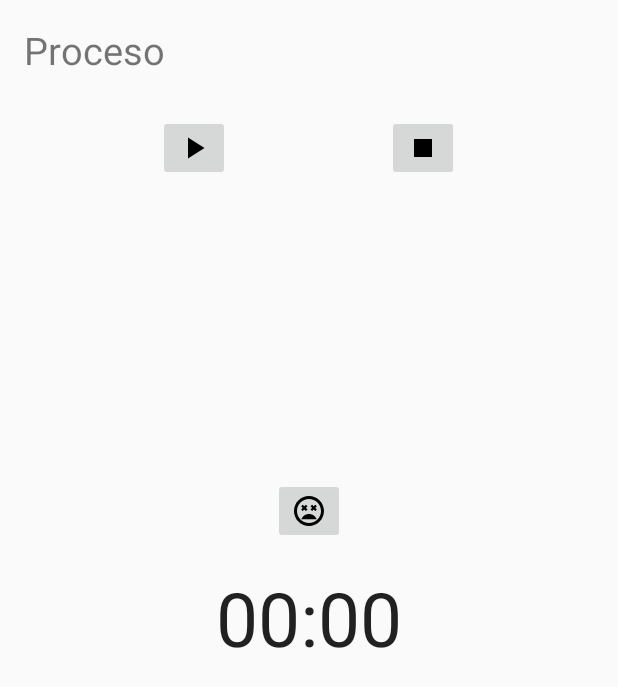
After one commit to CrostiPerez/PR, an Android app: the Cronometro screen opened directly, with no data from a screen before it, on a phone screen of 412 x 824 dp. The commit adds this screen. Shown: the top 687 px of the screen. Run offline under Robolectric (Android 15) with nearby library versions, the phone set to English and light mode, and no system bars; libraries missing offline, so code that uses them is left out: com.google.android.gms.

Commit message:
Se juntaron los proyectos en uno sólo (Cronómetro, QR reader)

```diff
--- /dev/null
+++ b/app/src/main/java/com/example/qwerty/qrcodeejemplo/Cronometro.java
@@ -0,0 +1,164 @@
+package com.example.qwerty.qrcodeejemplo;
+import android.content.Intent;
+import android.os.Build;
+import android.os.Bundle;
+import android.os.SystemClock;
+import android.support.annotation.RequiresApi;
+import android.support.v7.app.AppCompatActivity;
+import android.view.View;
+import android.widget.Chronometer;
+import android.widget.ImageButton;
+import android.widget.TextView;
+import android.widget.Toast;
+
+
+import com.google.android.gms.vision.barcode.Barcode;
+
+import static android.content.pm.ActivityInfo.SCREEN_ORIENTATION_PORTRAIT;
+import static android.graphics.Color.BLACK;
+import static android.graphics.Color.RED;
+import static com.example.qwerty.qrcodeejemplo.R.drawable.ic_pause_black_24dp;
+import static com.example.qwerty.qrcodeejemplo.R.drawable.ic_play_arrow_black_24dp;
+
+
+public class Cronometro extends AppCompatActivity {
+    public static final int REQUEST_COoDE = 100;
+    Chronometer chronometer;
+    TextView finalTime, finalTimeLabel;
+    ImageButton playPause, stop, death;
+    boolean isPlay = false, restart = false, isDeath =false;
+    long cont, contDeath, deathCounter;
+    String result;
+
+    @Override
+    protected void onCreate(Bundle savedInstanceState) {
+        super.onCreate(savedInstanceState);
+        setContentView(R.layout.activity_cronometro);
+
+        chronometer = (Chronometer)findViewById(R.id.Cronometro);
+        playPause = (ImageButton)findViewById(R.id.playPause);
+        stop = (ImageButton)findViewById(R.id.stop);
+        finalTime = (TextView)findViewById(R.id.tiempoFinal);
+        finalTimeLabel = (TextView)findViewById(R.id.tiempoFinalLabel);
+        death = (ImageButton) findViewById(R.id.death);
+
+        playPause.setEnabled(true);
+        stop.setEnabled(false);
+        death.setEnabled(false);
+        finalTime.setAlpha(0.0f);
+        finalTimeLabel.setAlpha(0.0f);
+
+
+        playPause.setOnClickListener(new View.OnClickListener() {
+            @RequiresApi(api = Build.VERSION_CODES.LOLLIPOP)
+            @Override
+            public void onClick(View view) {
+                if(!isDeath) {
+                    if (!isPlay) {
+                        playPause.setImageDrawable(getDrawable(ic_pause_black_24dp));
+                        isPlay = true;
+                        restart = true;
+                        stop.setEnabled(true);
+                        death.setEnabled(true);
+                        finalTime.setAlpha(0.0f);
+                        finalTimeLabel.setAlpha(0.0f);
+                        chronometer.setBase(SystemClock.elapsedRealtime());
+                        chronometer.start();
+                    } else {
+                        if (restart) {
+                            playPause.setImageDrawable(getDrawable(ic_play_arrow_black_24dp));
+                            cont = SystemClock.elapsedRealtime();
+                            chronometer.stop();
+                            restart = false;
+                        } else {
+                            playPause.setImageDrawable(getDrawable(ic_pause_black_24dp));
+                            chronometer.setBase(chronometer.getBase() + SystemClock.elapsedRealtime() - cont);
+                            chronometer.start();
+                            restart = true;
+                        }
+                    }
+                }
+                else{
+                    if (!isPlay) {
+                        playPause.setImageDrawable(getDrawable(ic_pause_black_24dp));
+                        isPlay = true;
+                        restart = true;
+                        stop.setEnabled(true);
+                        death.setEnabled(true);
+                        finalTime.setAlpha(0.0f);
+                        finalTimeLabel.setAlpha(0.0f);
+                        chronometer.setBase(chronometer.getBase() + SystemClock.elapsedRealtime() - contDeath);
+                        chronometer.start();
+                    }
+                    else {
+                        if (restart) {
+                            playPause.setImageDrawable(getDrawable(ic_play_arrow_black_24dp));
+                            cont = SystemClock.elapsedRealtime();
+                            chronometer.stop();
+                            restart = false;
+                        }
+                        else {
+                            playPause.setImageDrawable(getDrawable(ic_pause_black_24dp));
+                            chronometer.setBase(chronometer.getBase() + SystemClock.elapsedRealtime() - cont);
+                            chronometer.start();
+                            restart = true;
+                        }
+                    }
+                }
+            }
+        });
+
+        stop.setOnClickListener(new View.OnClickListener() {
+            @RequiresApi(api = Build.VERSION_CODES.LOLLIPOP)
+            @Override
+            public void onClick(View view) {
+                playPause.setEnabled(true);
+                stop.setEnabled(false);
+                death.setEnabled(false);
+                result = (String) chronometer.getContentDescription();
+                finalTime.setText(result + "\nLa pieza murio " + deathCounter + " veces.");
+                finalTime.setTextColor(BLACK);
+                finalTime.setAlpha(1.0f);
+                finalTimeLabel.setAlpha(1.0f);
+                chronometer.stop();
+                playPause.setImageDrawable(getDrawable(ic_play_arrow_black_24dp));
+                isPlay = false;
+                isDeath = false;
+                deathCounter = 0;
+            }
+        });
+
+        death.setOnClickListener(new View.OnClickListener() {
+            @RequiresApi(api = Build.VERSION_CODES.LOLLIPOP)
+            @Override
+            public void onClick(View view){
+                isDeath = true;
+                death.setEnabled(false);
+                playPause.setEnabled(true);
+                stop.setEnabled(false);
+                playPause.setImageDrawable(getDrawable(ic_play_arrow_black_24dp));
+                chronometer.stop();
+                result = (String) chronometer.getContentDescription();
+                finalTime.setText("La pieza murio al tiempo: \n" + result);
+                finalTime.setTextColor(RED);
+                finalTime.setAlpha(1.0f);
+                isPlay = false;
+                contDeath = SystemClock.elapsedRealtime();
+                deathCounter++;
+            }
+        });
+
+        setRequestedOrientation(SCREEN_ORIENTATION_PORTRAIT);
+    }
+
+    protected void Result(int requestCode, int resultCode, Intent data) {
+
+        if (requestCode == REQUEST_COoDE && resultCode == RESULT_OK) {
+            if (data != null) {
+                final Barcode barcode =data.getParcelableExtra("barcode");
+                Toast qr = Toast.makeText(getApplicationContext(),barcode.displayValue, Toast.LENGTH_SHORT);
+                qr.show();
+            }
+        }
+    }
+}
--- /dev/null
+++ b/app/src/main/res/drawable/ic_play_arrow_black_24dp.xml
@@ -0,0 +1,9 @@
+<vector xmlns:android="http://schemas.android.com/apk/res/android"
+        android:width="24dp"
+        android:height="24dp"
+        android:viewportWidth="24.0"
+        android:viewportHeight="24.0">
+    <path
+        android:fillColor="#FF000000"
+        android:pathData="M8,5v14l11,-7z"/>
+</vector>
--- /dev/null
+++ b/app/src/main/res/drawable/ic_sentiment_very_dissatisfied_black_24dp.xml
@@ -0,0 +1,9 @@
+<vector xmlns:android="http://schemas.android.com/apk/res/android"
+        android:width="24dp"
+        android:height="24dp"
+        android:viewportWidth="24.0"
+        android:viewportHeight="24.0">
+    <path
+        android:fillColor="#FF000000"
+        android:pathData="M11.99,2C6.47,2 2,6.47 2,12s4.47,10 9.99,10S22,17.53 22,12 17.52,2 11.99,2zM12,20c-4.42,0 -8,-3.58 -8,-8s3.58,-8 8,-8 8,3.58 8,8 -3.58,8 -8,8zM16.18,7.76l-1.06,1.06 -1.06,-1.06L13,8.82l1.06,1.06L13,10.94 14.06,12l1.06,-1.06L16.18,12l1.06,-1.06 -1.06,-1.06 1.06,-1.06zM7.82,12l1.06,-1.06L9.94,12 11,10.94 9.94,9.88 11,8.82 9.94,7.76 8.88,8.82 7.82,7.76 6.76,8.82l1.06,1.06 -1.06,1.06zM12,14c-2.33,0 -4.31,1.46 -5.11,3.5h10.22c-0.8,-2.04 -2.78,-3.5 -5.11,-3.5z"/>
+</vector>
--- /dev/null
+++ b/app/src/main/res/drawable/ic_stop_black_24dp.xml
@@ -0,0 +1,9 @@
+<vector xmlns:android="http://schemas.android.com/apk/res/android"
+        android:width="24dp"
+        android:height="24dp"
+        android:viewportWidth="24.0"
+        android:viewportHeight="24.0">
+    <path
+        android:fillColor="#FF000000"
+        android:pathData="M6,6h12v12H6z"/>
+</vector>
--- /dev/null
+++ b/app/src/main/res/layout/activity_cronometro.xml
@@ -0,0 +1,83 @@
+<?xml version="1.0" encoding="utf-8"?>
+<RelativeLayout xmlns:app="http://schemas.android.com/apk/res-auto"
+    android:id="@+id/activity_main"
+    xmlns:android="http://schemas.android.com/apk/res/android"
+    xmlns:tools="http://schemas.android.com/tools"
+    android:layout_width="match_parent"
+    android:layout_height="match_parent"
+    android:paddingLeft="16dp"
+    android:paddingRight="16dp"
+    android:paddingTop="16dp"
+    android:paddingBottom="16dp"
+    android:screenOrientation="portrait"
+    tools:context=".MainActivity">
+
+    <TextView
+        android:id="@+id/cronometroLabel"
+        android:layout_width="wrap_content"
+        android:layout_height="wrap_content"
+        android:layout_alignParentLeft="true"
+        android:layout_alignParentStart="true"
+        android:layout_alignParentTop="true"
+        android:text="Proceso"
+        android:textSize="25sp" />
+
+    <Chronometer
+        android:id="@+id/Cronometro"
+        android:layout_width="wrap_content"
+        android:layout_height="wrap_content"
+        android:layout_centerHorizontal="true"
+        android:layout_centerVertical="true"
+        android:textSize="50sp" />
+
+    <TextView
+        android:id="@+id/tiempoFinalLabel"
+        android:layout_width="wrap_content"
+        android:layout_height="wrap_content"
+        android:layout_below="@+id/Cronometro"
+        android:layout_centerHorizontal="true"
+        android:layout_marginTop="15dp"
+        android:text="finalTime"
+        android:textSize="25sp" />
+
+    <TextView
+        android:id="@+id/tiempoFinal"
+        android:layout_width="wrap_content"
+        android:layout_height="wrap_content"
+        android:layout_alignTop="@+id/tiempoFinalLabel"
+        android:layout_centerHorizontal="true"
+        android:layout_marginTop="49dp"
+        android:text="finalTimeResult" />
+
+    <ImageButton
+        android:id="@+id/playPause"
+        android:layout_width="wrap_content"
+        android:layout_height="wrap_content"
+        android:layout_alignTop="@+id/stop"
+        android:layout_toLeftOf="@+id/tiempoFinalLabel"
+        android:layout_toStartOf="@+id/tiempoFinalLabel"
+        android:contentDescription="playPauseButton"
+        android:src="@drawable/ic_play_arrow_black_24dp" />
+
+    <ImageButton
+        android:id="@+id/stop"
+        android:layout_width="wrap_content"
+        android:layout_height="wrap_content"
+        android:layout_below="@+id/cronometroLabel"
+        android:layout_marginTop="26dp"
+        android:layout_toEndOf="@+id/tiempoFinalLabel"
+        android:layout_toRightOf="@+id/tiempoFinalLabel"
+        android:contentDescription="stopButton"
+        android:src="@drawable/ic_stop_black_24dp" />
+
+    <ImageButton
+        android:id="@+id/death"
+        android:layout_width="wrap_content"
+        android:layout_height="wrap_content"
+        android:layout_above="@+id/Cronometro"
+        android:layout_centerHorizontal="true"
+        android:layout_marginBottom="15dp"
+        android:contentDescription="deathButton"
+        android:src="@drawable/ic_sentiment_very_dissatisfied_black_24dp" />
+
+</RelativeLayout>
```
Also changed, not shown: app/src/main/AndroidManifest.xml (+6 -3 lines), app/src/main/java/com/example/qwerty/qrcodeejemplo/MainActivity.java (+3 -21 lines), app/src/main/java/com/example/qwerty/qrcodeejemplo/ScanActivity.java (+11 -3 lines), app/src/main/res/drawable/ic_pause_black_24dp.xml (added, +9 -0 lines).
